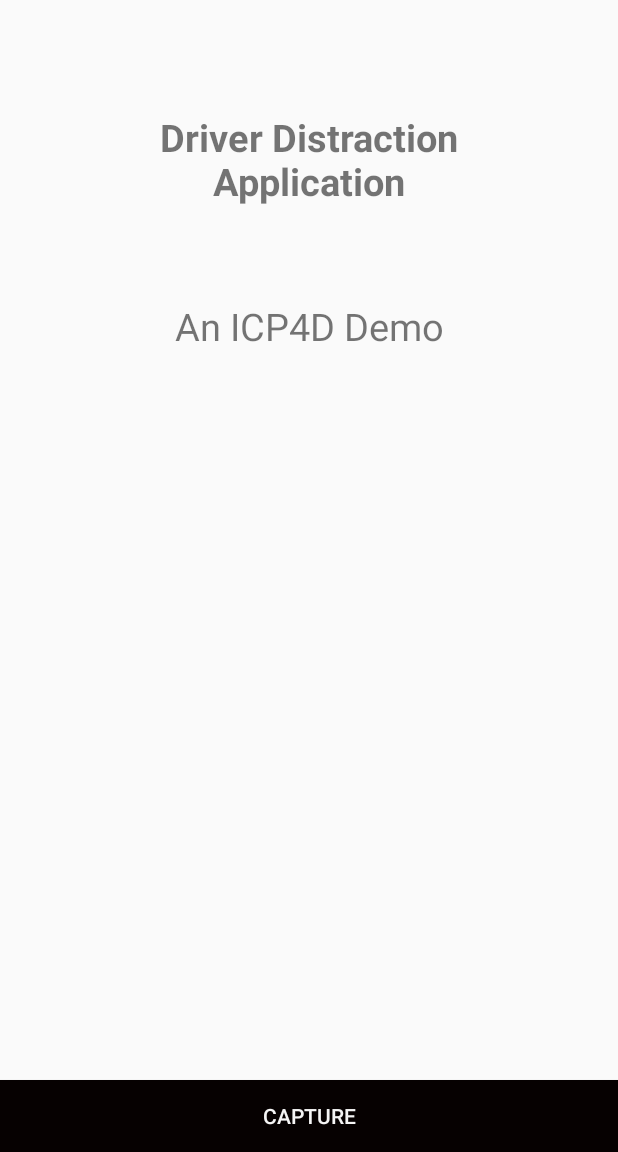
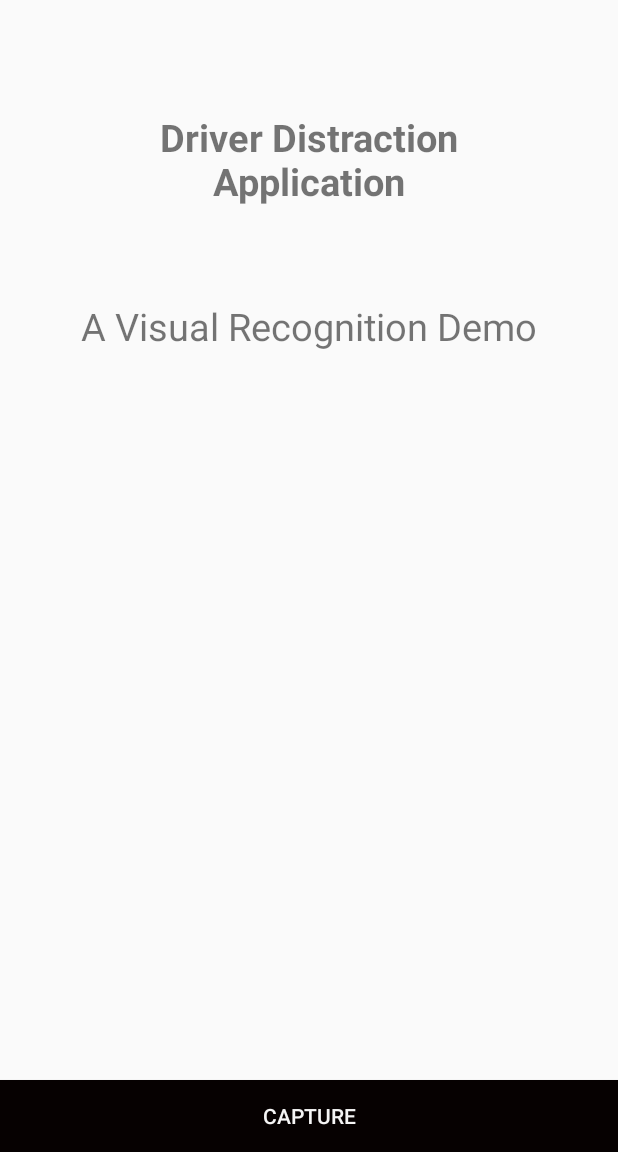
Before and after one commit to anchalbhalla/detecting-distracted-driver-cloud, an Android app: the screen it shows after launch (MainActivity), on a phone screen of 412 x 824 dp, the part 84-1236 px from its top. Run offline under Robolectric (Android 15) with nearby library versions, the phone set to English and light mode, and no system bars; libraries missing offline, so code that uses them is left out: com.ibm.watson; 3 statements that could not run were skipped.

Commit message:
Update activity_main2.xml

```diff
--- a/app/src/main/res/layout/activity_main2.xml
+++ b/app/src/main/res/layout/activity_main2.xml
@@ -60,7 +60,7 @@
         android:layout_centerInParent="true"
         android:layout_centerHorizontal="true"
         android:layout_centerVertical="true"
-        android:text="An ICP4D Demo"
+        android:text="A Visual Recognition Demo"
         android:textAlignment="center"
         android:textSize="25sp"
         app:layout_constraintBottom_toBottomOf="parent"
```
